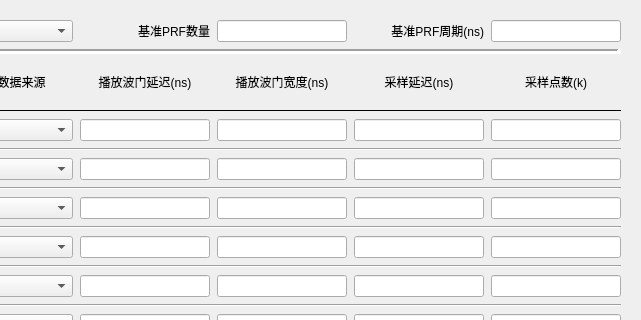
Old version of the form ui/开启工作/start_ui.ui in the repository sunningxiao/RFSdemo; both pictures show x 218 to 859 and y 0 to 320 of the 859 by 467 pixel window.
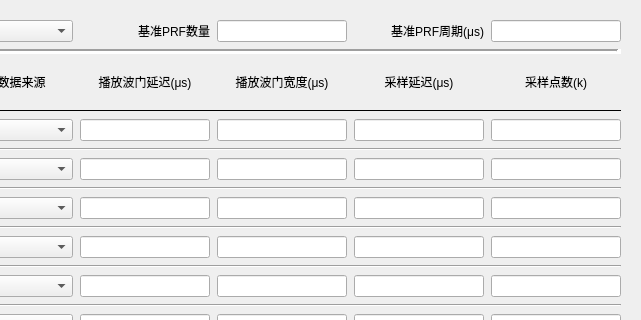
New version of the form.

The edit to the form file:
```diff
--- a/ui/开启工作/start_ui.ui
+++ b/ui/开启工作/start_ui.ui
@@ -118,7 +118,7 @@
           <item row="2" column="4">
            <widget class="QLabel" name="label_16">
             <property name="text">
-             <string>播放波门宽度(ns)</string>
+             <string>播放波门宽度(μs)</string>
             </property>
             <property name="alignment">
              <set>Qt::AlignCenter</set>
@@ -128,7 +128,7 @@
           <item row="2" column="3">
            <widget class="QLabel" name="label_15">
             <property name="text">
-             <string>播放波门延迟(ns)</string>
+             <string>播放波门延迟(μs)</string>
             </property>
             <property name="alignment">
              <set>Qt::AlignCenter</set>
@@ -382,7 +382,7 @@
           <item row="0" column="5">
            <widget class="QLabel" name="label_21">
             <property name="text">
-             <string>基准PRF周期(ns)</string>
+             <string>基准PRF周期(μs)</string>
             </property>
             <property name="alignment">
              <set>Qt::AlignRight|Qt::AlignTrailing|Qt::AlignVCenter</set>
@@ -819,7 +819,7 @@
           <item row="2" column="5">
            <widget class="QLabel" name="label_17">
             <property name="text">
-             <string>采样延迟(ns)</string>
+             <string>采样延迟(μs)</string>
             </property>
             <property name="alignment">
              <set>Qt::AlignCenter</set>
```
